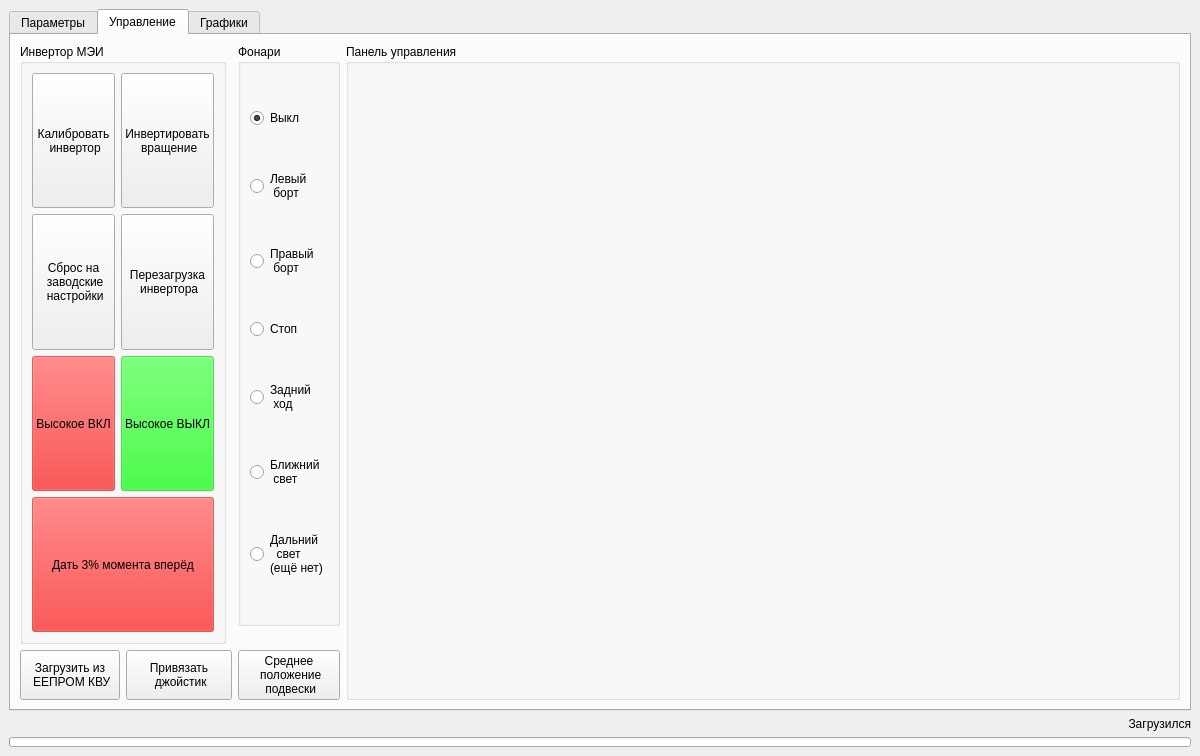
hochu-leto/EVIS, file VMU_monitor_v3.ui: the form before one commit.
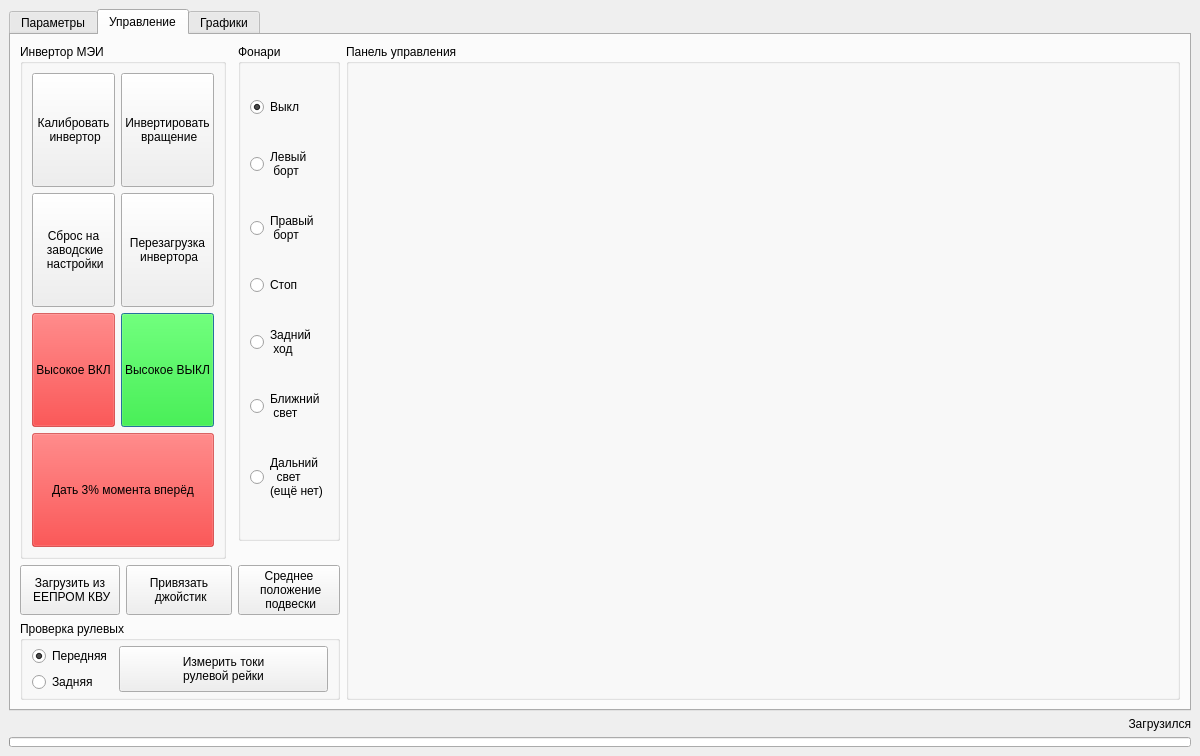
The form after the commit. The open tabs and pages were chosen to show the change.

Diff of the .ui file:
```diff
--- a/VMU_monitor_v3.ui
+++ b/VMU_monitor_v3.ui
@@ -76,7 +76,7 @@
     <item row="1" column="0">
      <widget class="QTabWidget" name="main_tab">
       <property name="currentIndex">
-       <number>0</number>
+       <number>1</number>
       </property>
       <widget class="QWidget" name="params_tab">
        <property name="sizePolicy">
@@ -549,19 +549,32 @@
        <attribute name="title">
         <string>Управление</string>
        </attribute>
-       <layout class="QGridLayout" name="gridLayout_6" rowstretch="1,0,0,0,0" columnstretch="1,1,0,0,0,10">
-        <item row="4" column="4">
-         <widget class="QPushButton" name="susp_zero_btn">
+       <layout class="QGridLayout" name="gridLayout_6" rowstretch="1,0,0,0,0,0" columnstretch="1,1,0,0,0,10">
+        <item row="4" column="0">
+         <widget class="QPushButton" name="load_from_eeprom_btn">
           <property name="sizePolicy">
-           <sizepolicy hsizetype="Expanding" vsizetype="Expanding">
+           <sizepolicy hsizetype="Preferred" vsizetype="Expanding">
             <horstretch>0</horstretch>
             <verstretch>0</verstretch>
            </sizepolicy>
           </property>
           <property name="text">
-           <string>Среднее
- положение
- подвески</string>
+           <string>Загрузить из 
+ ЕЕПРОМ КВУ</string>
+          </property>
+         </widget>
+        </item>
+        <item row="4" column="1" colspan="3">
+         <widget class="QPushButton" name="joy_bind_btn">
+          <property name="sizePolicy">
+           <sizepolicy hsizetype="Minimum" vsizetype="Expanding">
+            <horstretch>0</horstretch>
+            <verstretch>0</verstretch>
+           </sizepolicy>
+          </property>
+          <property name="text">
+           <string>Привязать
+ джойстик</string>
           </property>
          </widget>
         </item>
@@ -638,19 +651,6 @@
           </layout>
          </widget>
         </item>
-        <item row="0" column="5" rowspan="5">
-         <widget class="QGroupBox" name="groupBox_2">
-          <property name="sizePolicy">
-           <sizepolicy hsizetype="Expanding" vsizetype="Expanding">
-            <horstretch>0</horstretch>
-            <verstretch>0</verstretch>
-           </sizepolicy>
-          </property>
-          <property name="title">
-           <string>Панель управления</string>
-          </property>
-         </widget>
-        </item>
         <item row="0" column="0" rowspan="4" colspan="3">
          <widget class="QGroupBox" name="invertor_mpei_box">
           <property name="sizePolicy">
@@ -680,6 +680,9 @@
              <property name="text">
               <string>Высокое ВЫКЛ</string>
              </property>
+             <property name="default">
+              <bool>true</bool>
+             </property>
             </widget>
            </item>
            <item row="0" column="0">
@@ -883,31 +886,86 @@
           </layout>
          </widget>
         </item>
-        <item row="4" column="0">
-         <widget class="QPushButton" name="load_from_eeprom_btn">
+        <item row="4" column="4">
+         <widget class="QPushButton" name="susp_zero_btn">
           <property name="sizePolicy">
-           <sizepolicy hsizetype="Preferred" vsizetype="Expanding">
+           <sizepolicy hsizetype="Expanding" vsizetype="Expanding">
             <horstretch>0</horstretch>
             <verstretch>0</verstretch>
            </sizepolicy>
           </property>
           <property name="text">
-           <string>Загрузить из 
- ЕЕПРОМ КВУ</string>
+           <string>Среднее
+ положение
+ подвески</string>
           </property>
          </widget>
         </item>
-        <item row="4" column="1" colspan="3">
-         <widget class="QPushButton" name="joy_bind_btn">
+        <item row="5" column="0" colspan="5">
+         <widget class="QGroupBox" name="steering_current_box">
           <property name="sizePolicy">
-           <sizepolicy hsizetype="Minimum" vsizetype="Expanding">
+           <sizepolicy hsizetype="Preferred" vsizetype="Preferred">
             <horstretch>0</horstretch>
             <verstretch>0</verstretch>
            </sizepolicy>
           </property>
-          <property name="text">
-           <string>Привязать
- джойстик</string>
+          <property name="title">
+           <string>Проверка рулевых</string>
+          </property>
+          <layout class="QGridLayout" name="gridLayout_7">
+           <property name="topMargin">
+            <number>5</number>
+           </property>
+           <property name="bottomMargin">
+            <number>5</number>
+           </property>
+           <property name="horizontalSpacing">
+            <number>7</number>
+           </property>
+           <item row="0" column="0">
+            <widget class="QRadioButton" name="front_steer_rbtn">
+             <property name="text">
+              <string>Передняя</string>
+             </property>
+             <property name="checked">
+              <bool>true</bool>
+             </property>
+            </widget>
+           </item>
+           <item row="1" column="0">
+            <widget class="QRadioButton" name="rear_steer_rbtn">
+             <property name="text">
+              <string>Задняя</string>
+             </property>
+            </widget>
+           </item>
+           <item row="0" column="1" rowspan="2">
+            <widget class="QPushButton" name="curr_measure_btn">
+             <property name="sizePolicy">
+              <sizepolicy hsizetype="Expanding" vsizetype="Expanding">
+               <horstretch>0</horstretch>
+               <verstretch>0</verstretch>
+              </sizepolicy>
+             </property>
+             <property name="text">
+              <string>Измерить токи
+рулевой рейки</string>
+             </property>
+            </widget>
+           </item>
+          </layout>
+         </widget>
+        </item>
+        <item row="0" column="5" rowspan="6">
+         <widget class="QGroupBox" name="groupBox_2">
+          <property name="sizePolicy">
+           <sizepolicy hsizetype="Expanding" vsizetype="Expanding">
+            <horstretch>0</horstretch>
+            <verstretch>0</verstretch>
+           </sizepolicy>
+          </property>
+          <property name="title">
+           <string>Панель управления</string>
           </property>
          </widget>
         </item>
```
